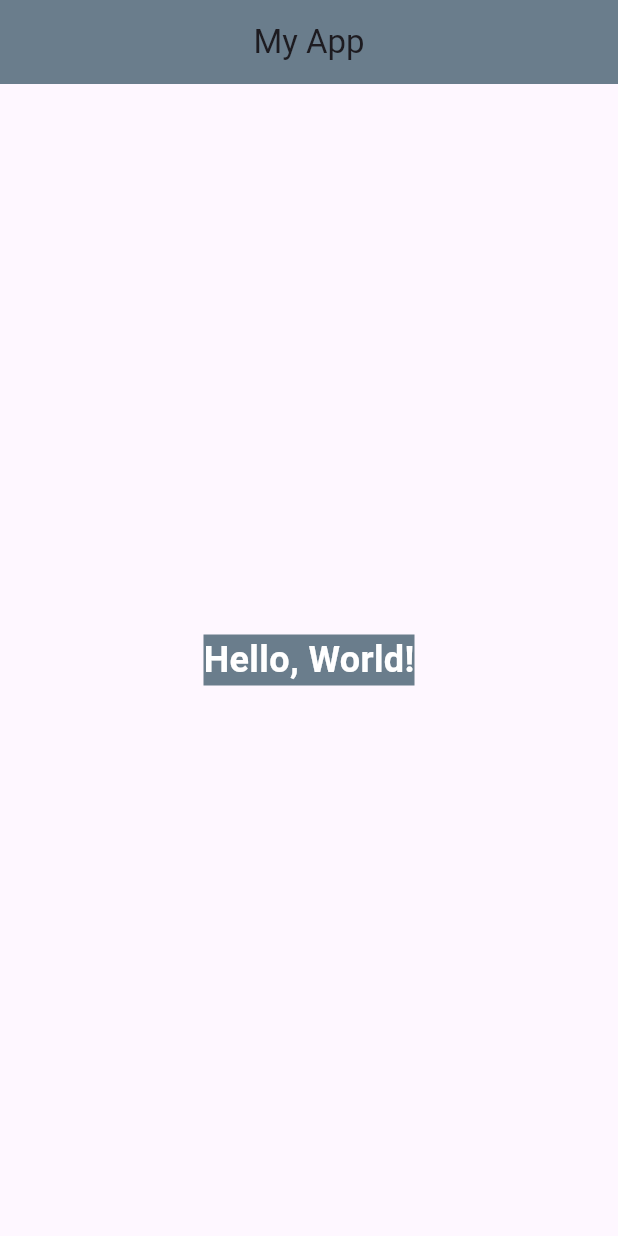
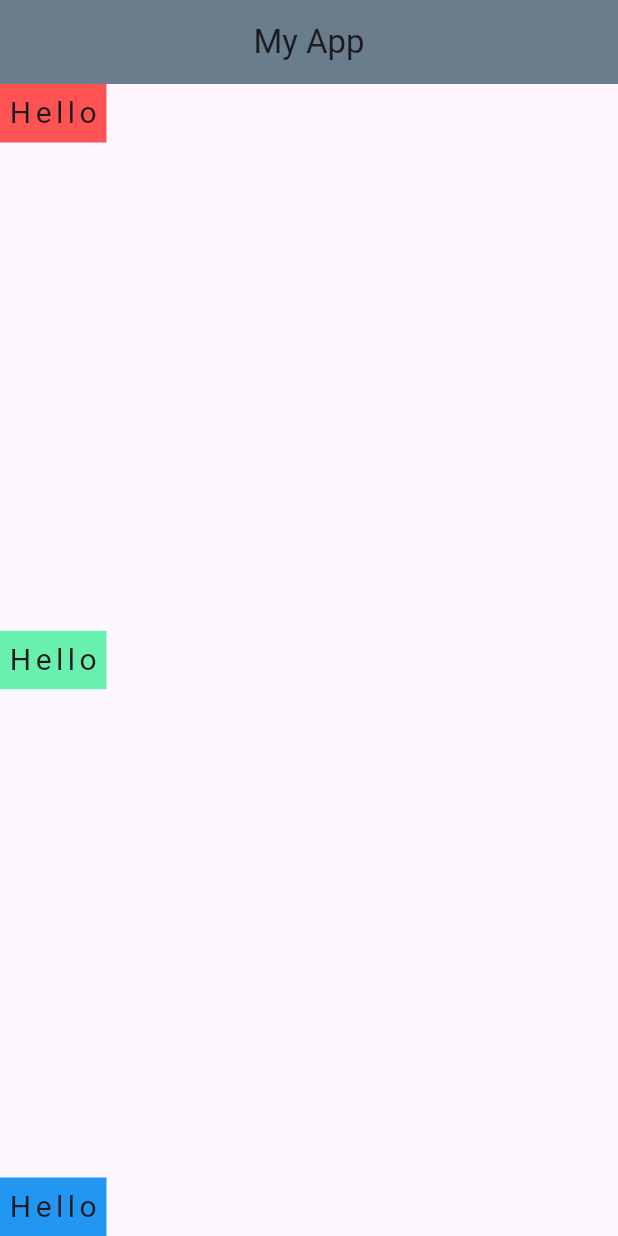
Before and after one commit to Santikan07/learn_flutter_68_1, a Flutter app: the screen it shows after launch, on a phone screen of 412 x 824 dp. Run offline on Flutter 3.47's test engine with Material 3 defaults, Android fonts, the phone set to English and light mode, and no system bars; statements that could not run were skipped.

Commit message:
Stap 5: Row, Cross Axis

```diff
--- a/lib/Screen/home.dart
+++ b/lib/Screen/home.dart
@@ -5,19 +5,50 @@ class Home extends StatelessWidget {
 
   @override
   Widget build(BuildContext context) {
-    return Center(
-      child: Container(
-        color: const Color.fromARGB(255, 106, 125, 140),
-        margin: EdgeInsets.all(50),
-        child: Text(
-          'Hello, World!',
-          style: TextStyle(
-            fontSize: 24,
-            color: Colors.white,
-            fontWeight: FontWeight.bold,
+    return Column(
+      mainAxisAlignment: MainAxisAlignment.spaceBetween,
+      crossAxisAlignment: CrossAxisAlignment.start,
+      children: [
+        Container(
+          color: Colors.redAccent,
+          padding: const EdgeInsets.symmetric(horizontal: 5, vertical: 5),
+          child: const Text(
+            'Hello',
+            style: TextStyle(
+              fontSize: 20,
+              color: Colors.white
+              fontWeight: FontWeight.bold,
+              letterSpacing: 3,
+            ),
           ),
-        )
-      ),
+        ),
+        Container(
+          color: Colors.greenAccent,
+          padding: const EdgeInsets.symmetric(horizontal: 5, vertical: 5),
+          child: const Text(
+            'Hello',
+            style: TextStyle(
+              fontSize: 20,
+              color: Colors.white
+              fontWeight: FontWeight.bold,
+              letterSpacing: 3,
+            ),
+          ),
+        ),
+        Container(
+          color: Colors.blue,
+          padding: const EdgeInsets.symmetric(horizontal: 5, vertical: 5),
+          child: const Text(
+            'Hello',
+            style: TextStyle(
+              fontSize: 20,
+              color: Colors.white
+              fontWeight: FontWeight.bold,
+              letterSpacing: 3,
+            ),
+          ),
+        ),
+      ],
     );
   }
 }
```
